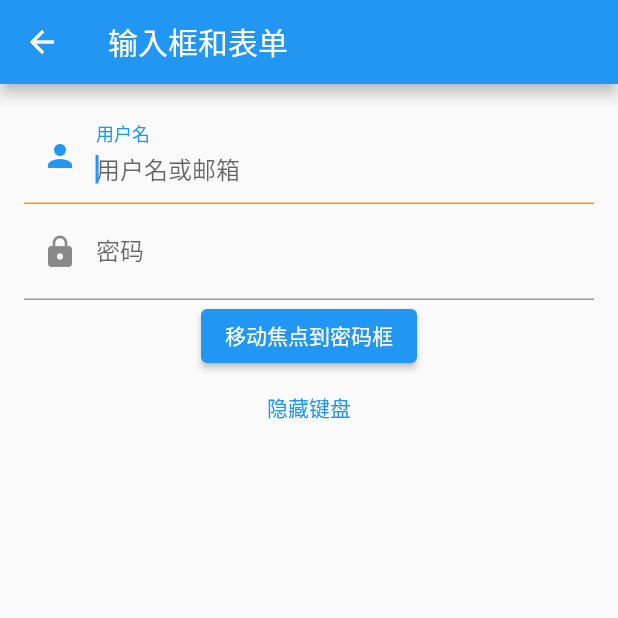
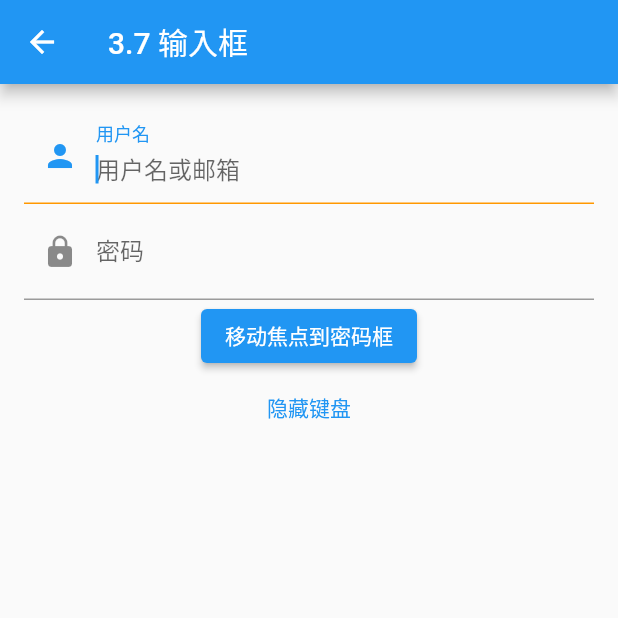
Before and after one commit to HiJingan/debut_flutter, a Flutter app: the screen it shows after launch, after a tap on "3.7 输入框", on a phone screen of 412 x 824 dp, the top half of it. Run offline on Flutter 3.47's test engine with Material 2 defaults, Android fonts, the phone set to English and light mode, and no system bars.

Commit message:
feat(route): 添加路由跳转时参数传递

```diff
--- a/lib/chapter_02/2.2_route_management/route_management.dart
+++ b/lib/chapter_02/2.2_route_management/route_management.dart
@@ -12,8 +12,10 @@ class RouteManagement extends StatefulWidget {
 class _RouteManagementState extends State<RouteManagement> {
   @override
   Widget build(BuildContext context) {
+     // 获取路由参数
+    String title = ModalRoute.of(context).settings.arguments;
     return Scaffold(
-      appBar: AppBar(title: Text('route example')),
+      appBar: AppBar(title: Text(title)),
       body: Center(
           child: Column(
               mainAxisAlignment: MainAxisAlignment.center,
--- a/lib/chapter_03/3.3_Text/text_demo.dart
+++ b/lib/chapter_03/3.3_Text/text_demo.dart
@@ -3,8 +3,10 @@ import 'package:flutter/material.dart';
 class TextDemo extends StatelessWidget {
   @override
   Widget build(BuildContext context) {
+    String title = ModalRoute.of(context).settings.arguments;
+
     return Scaffold(
-        appBar: AppBar(title: Text('文本及样式')),
+        appBar: AppBar(title: Text(title)),
         body: Padding(
           padding: EdgeInsets.all(16),
           child: Column(
--- a/lib/chapter_03/3.4_button/button_demo.dart
+++ b/lib/chapter_03/3.4_button/button_demo.dart
@@ -3,8 +3,10 @@ import 'package:flutter/material.dart';
 class ButtonDemo extends StatelessWidget {
   @override
   Widget build(BuildContext context) {
+    String title = ModalRoute.of(context).settings.arguments;
+
     return Scaffold(
-        appBar: AppBar(title: Text('按钮')),
+        appBar: AppBar(title: Text(title)),
         body: Padding(
             padding: EdgeInsets.all(16),
             child: ListView(children: <Widget>[
--- a/lib/chapter_03/3.5_image_and_icon/image_and_icon.dart
+++ b/lib/chapter_03/3.5_image_and_icon/image_and_icon.dart
@@ -35,9 +35,11 @@ import 'package:flutter/material.dart';
 class ImageAndIcon extends StatelessWidget {
   @override
   Widget build(BuildContext context) {
+    String title = ModalRoute.of(context).settings.arguments;
+
     return Scaffold(
         appBar: AppBar(
-          title: Text('图片和icon'),
+          title: Text(title),
         ),
         body: SingleChildScrollView(
             child: Column(
--- a/lib/chapter_03/3.6_switch_and_checkbox/switch_and_checkbox.dart
+++ b/lib/chapter_03/3.6_switch_and_checkbox/switch_and_checkbox.dart
@@ -13,8 +13,10 @@ class _SwitchAndCheckboxState extends State<SwitchAndCheckbox> {
 
   @override
   Widget build(BuildContext context) {
+    String title = ModalRoute.of(context).settings.arguments;
+
     return Scaffold(
-        appBar: AppBar(title: Text('单选开关和复选框')),
+        appBar: AppBar(title: Text(title)),
         body: Column(children: <Widget>[
           Switch(
               value: _switchSelected,
--- a/lib/chapter_03/3.7_form/form_demo.dart
+++ b/lib/chapter_03/3.7_form/form_demo.dart
@@ -12,8 +12,9 @@ class _FormDemoState extends State<FormDemo> {
 
   @override
   Widget build(BuildContext context) {
+    String title = ModalRoute.of(context).settings.arguments;
     return Scaffold(
-        appBar: AppBar(title: Text('Form表单')),
+        appBar: AppBar(title: Text(title)),
         body: Padding(
           padding: const EdgeInsets.symmetric(vertical: 16, horizontal: 24),
           child: Form(
--- a/lib/chapter_03/3.7_form/textfield_demo.dart
+++ b/lib/chapter_03/3.7_form/textfield_demo.dart
@@ -40,8 +40,10 @@ class _TextfieldDemoState extends State<TextfieldDemo> {
 
   @override
   Widget build(BuildContext context) {
+    String title = ModalRoute.of(context).settings.arguments;
+
     return Scaffold(
-      appBar: AppBar(title: Text('输入框和表单')),
+      appBar: AppBar(title: Text(title)),
       body: Padding(
         padding: EdgeInsets.all(16),
         child: Column(
--- a/lib/chapter_03/3.8_process_indicator/process_indicator.dart
+++ b/lib/chapter_03/3.8_process_indicator/process_indicator.dart
@@ -30,8 +30,10 @@ class _ProcessIndicatorState extends State<ProcessIndicator>
 
   @override
   Widget build(BuildContext context) {
+    String title = ModalRoute.of(context).settings.arguments;
+
     return Scaffold(
-        appBar: AppBar(title: Text('进度指示器')),
+        appBar: AppBar(title: Text(title)),
         body: Padding(
           padding: EdgeInsets.all(24),
           child: Column(children: <Widget>[
--- a/lib/home_page.dart
+++ b/lib/home_page.dart
@@ -46,7 +46,8 @@ class HomePageState extends State<HomePage> {
         new TextButton(
           child: Text(item['label']),
           onPressed: () {
-            Navigator.pushNamed(context, item['routeName']);
+            Navigator.pushNamed(context, item['routeName'],
+                arguments: item['label']);
           },
         )
       ]));
--- a/lib/main.dart
+++ b/lib/main.dart
@@ -17,7 +17,7 @@ import 'package:debut_flutter/demos/01_wechat_reader/reader_navigator.dart';
 
 final routes = {
   '/': (context) => HomePage(),
-  'chapter_02_2_1_counter': (context) => Counter(title: 'Debut Flutter'),
+  'chapter_02_2_1_counter': (context) => Counter(),
   'chapter_02_2_2_route_management': (context) => RouteManagement(),
   'chapter_03_3_3_text': (context) => TextDemo(),
   'chapter_03_3_4_button': (context) => ButtonDemo(),
```
Also changed, not shown: lib/chapter_02/2.1_counter/counter.dart (+3 -4 lines).
